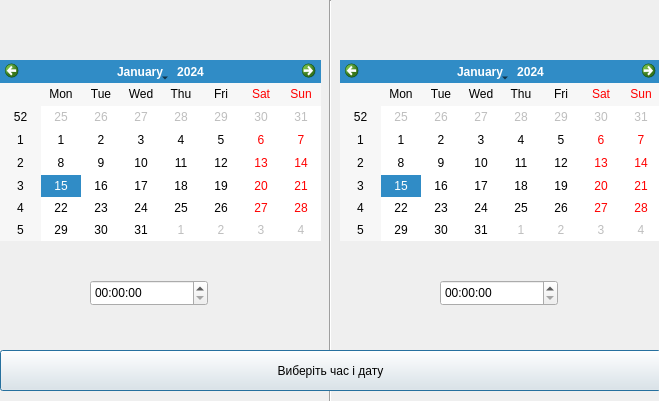
Old version of the form C++/Linux/displayData/selectinvervaldailog.ui in the repository DanyloSve/smartHouse.
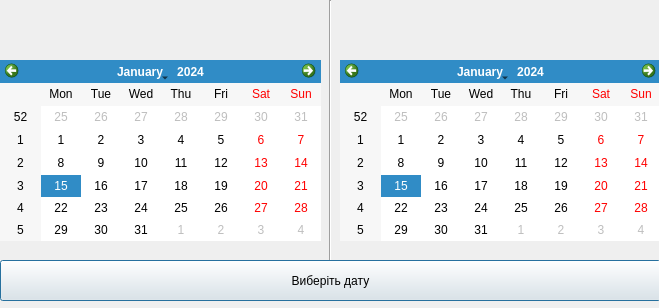
New version of the form.

```diff
--- a/C++/Linux/displayData/selectinvervaldailog.ui
+++ b/C++/Linux/displayData/selectinvervaldailog.ui
@@ -7,7 +7,7 @@
     <x>0</x>
     <y>0</y>
     <width>659</width>
-    <height>401</height>
+    <height>308</height>
    </rect>
   </property>
   <property name="windowTitle">
@@ -39,7 +39,7 @@
      <x>320</x>
      <y>0</y>
      <width>20</width>
-     <height>411</height>
+     <height>301</height>
     </rect>
    </property>
    <property name="orientation">
@@ -50,33 +50,13 @@
    <property name="geometry">
     <rect>
      <x>0</x>
-     <y>350</y>
+     <y>260</y>
      <width>661</width>
      <height>41</height>
     </rect>
    </property>
    <property name="text">
-    <string>Виберіть час і дату</string>
-   </property>
-  </widget>
-  <widget class="QTimeEdit" name="timeEditStart">
-   <property name="geometry">
-    <rect>
-     <x>90</x>
-     <y>280</y>
-     <width>118</width>
-     <height>26</height>
-    </rect>
-   </property>
-  </widget>
-  <widget class="QTimeEdit" name="timeEditEnd">
-   <property name="geometry">
-    <rect>
-     <x>440</x>
-     <y>280</y>
-     <width>118</width>
-     <height>26</height>
-    </rect>
+    <string>Виберіть дату</string>
    </property>
   </widget>
  </widget>
```
